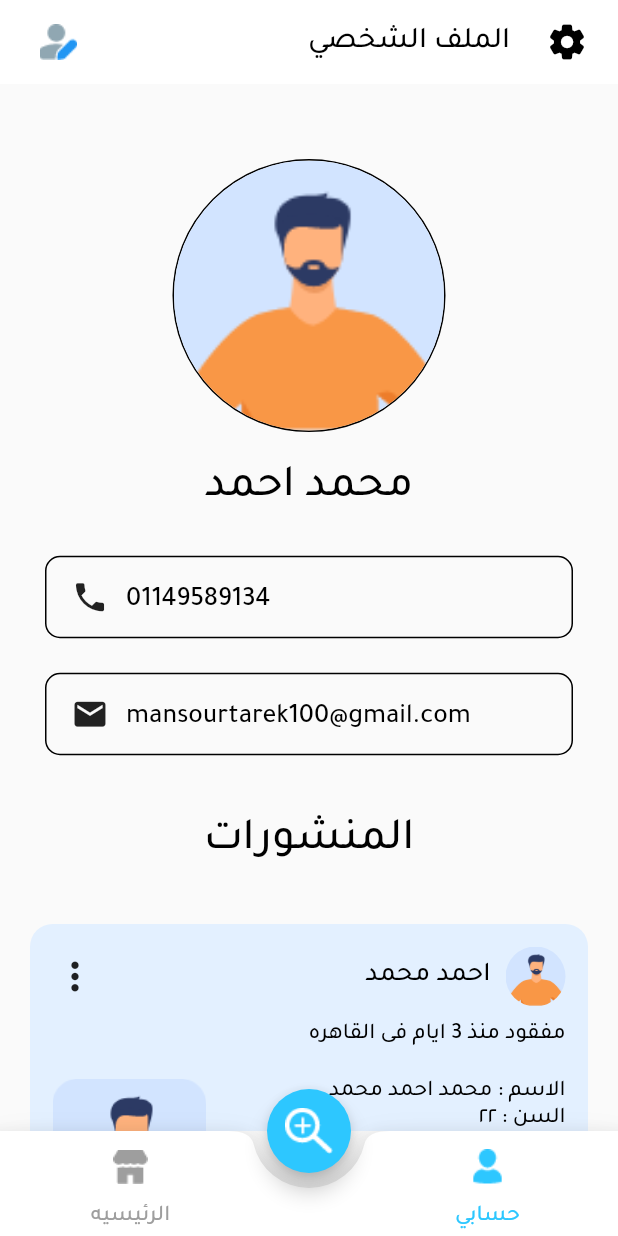
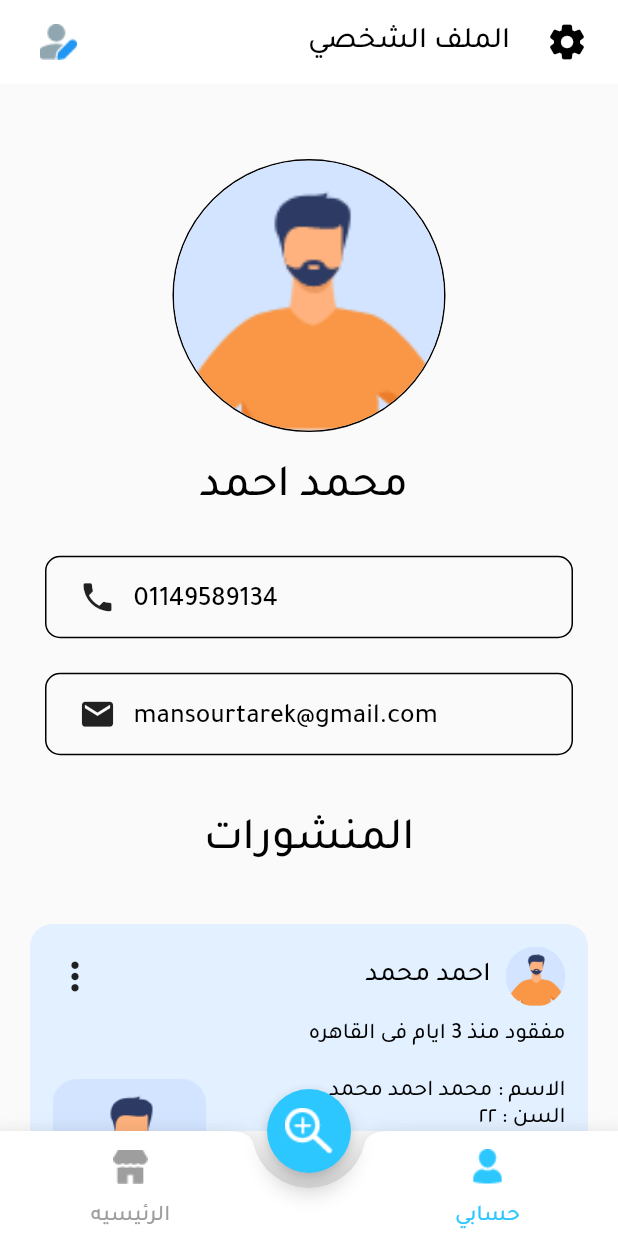
Before and after one commit to Mostafa-Osman/lost_app, a Flutter app: the HomeScreen screen opened directly, after a tap on "حسابي", on a phone screen of 412 x 824 dp. Run offline on Flutter 3.47's test engine with Material 2 defaults, Android fonts, the light colour scheme and no system bars; our stand-ins replace hexcolor, pin_code_fields, smooth_page_indicator, timer_count_down.

Commit message:
update splash, home

```diff
--- a/lib/home/account.dart
+++ b/lib/home/account.dart
@@ -52,7 +52,7 @@ class _AccountPageClassState extends State<AccountPageClass> {
                   ),
                   Expanded(
                     child: TextClass(
-                      text: 'محمد احمد',
+                      text: ' محمد احمد',
                       fontSize: 30,
                       overflow: TextOverflow.ellipsis,
                     ),
@@ -64,7 +64,7 @@ class _AccountPageClassState extends State<AccountPageClass> {
                     padding: const EdgeInsets.all(10.0),
                     child: Container(
                       height: 55,
-                      //padding: EdgeInsets.all(20.0),
+
                       decoration: BoxDecoration(
                         borderRadius: BorderRadius.all(
                           Radius.circular(10),
@@ -75,7 +75,13 @@ class _AccountPageClassState extends State<AccountPageClass> {
                         ),
                         shape: BoxShape.rectangle,
                       ),
-                      child: Row(
+                      child: Container(
+                        margin: EdgeInsets.only(left: 10, right: 10),
+                        child: ListView(
+                          scrollDirection: Axis.horizontal,
+                          reverse: true,
+                          children: [
+                            Row(
                               mainAxisAlignment: MainAxisAlignment.end,
                               crossAxisAlignment: CrossAxisAlignment.center,
                               children: [
@@ -84,19 +90,18 @@ class _AccountPageClassState extends State<AccountPageClass> {
                                   child: TextClass(
                                     text: '01149589134',
                                     fontSize: 18,
+                                    overflow: TextOverflow.ellipsis,
                                   ),
                                 ),
-                          Padding(
-                            padding: const EdgeInsets.only(
-                              left: 5.0,
-                            ),
-                            child: IconButton(
+                                IconButton(
                                   iconSize: 25,
                                   icon: Icon(Icons.phone),
                                   onPressed: () {},
                                 ),
+                              ],
                             ),
                           ],
+                        ),
                       ),
                     ),
                   ),
@@ -107,7 +112,6 @@ class _AccountPageClassState extends State<AccountPageClass> {
                     padding: const EdgeInsets.all(10.0),
                     child: Container(
                       height: 55,
-                      //padding: EdgeInsets.all(20.0),
                       decoration: BoxDecoration(
                         borderRadius: BorderRadius.all(
                           Radius.circular(10),
@@ -118,28 +122,32 @@ class _AccountPageClassState extends State<AccountPageClass> {
                         ),
                         shape: BoxShape.rectangle,
                       ),
-                      child: Row(
+                      child: Container(
+                        margin: EdgeInsets.only(left: 10, right: 10),
+                        child: ListView(
+                          scrollDirection: Axis.horizontal,
+                          reverse: true,
+                          children: [
+                            Row(
                             mainAxisAlignment: MainAxisAlignment.end,
                             crossAxisAlignment: CrossAxisAlignment.center,
                             children: [
                               Padding(
-                            padding: const EdgeInsets.only(top: 7.0),
+                                padding: const EdgeInsets.only(top: 7.0,),
                                 child: TextClass(
-                              text: 'mansourtarek100@gmail.com',
+                                  text: 'mansourtarek@gmail.com',
                                   fontSize: 18,
+                                  overflow: TextOverflow.ellipsis,
                                 ),
                               ),
-                          Padding(
-                            padding: const EdgeInsets.only(
-                              left: 5.0,
-                            ),
-                            child: IconButton(
+                              IconButton(
                                 iconSize: 25,
                                 icon: Icon(Icons.email),
                                 onPressed: () {},
                               ),
+                            ],
+                          ),],
                         ),
-                        ],
                       ),
                     ),
                   ),
--- a/lib/main.dart
+++ b/lib/main.dart
@@ -31,7 +31,7 @@ class MyApp extends StatelessWidget {
       supportedLocales: [
         Locale('ar', ''),
       ],
-      home: LoginScreen(),
+      home: HomeScreen(),
     );
   }
 }
```
Lines whose indentation alone changed are shown as unchanged.
